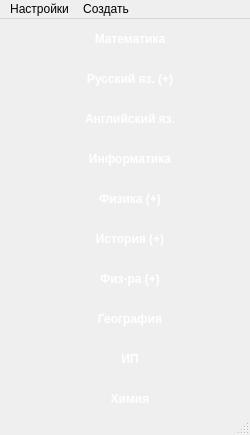
The window that zoomplus_ui/zoomplus.ui (Fantaz1er/zoomplusdev) describes before a commit, drawn with Qt 5.
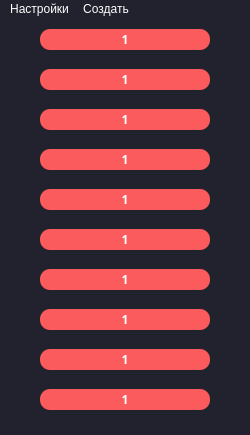
The same window after the commit.

Patch:
```diff
--- a/zoomplus_ui/zoomplus.ui
+++ b/zoomplus_ui/zoomplus.ui
@@ -22,13 +22,18 @@
                 <height>435</height>
             </size>
         </property>
+        <property name="font">
+            <font>
+                <family>Montserrat Black</family>
+                <weight>75</weight>
+                <bold>true</bold>
+            </font>
+        </property>
         <property name="windowTitle">
             <string>MainWindow</string>
         </property>
         <property name="styleSheet">
-            <string notr="true">QMainWindow {background-color: qlineargradient(spread:pad, x1:0, y1:0, x2:1, y2:1,
-                stop:0.210227 rgba(253,187,45,1), stop:1 rgba(195,34,34,1));}
-            </string>
+            <string notr="true">background-color: #22222e; color: white;</string>
         </property>
         <widget class="QWidget" name="ZoomPlus_2">
             <property name="maximumSize">
@@ -40,201 +45,321 @@
             <widget class="QPushButton" name="pushButton">
                 <property name="geometry">
                     <rect>
-                        <x>80</x>
+                        <x>40</x>
                         <y>10</y>
-                        <width>100</width>
-                        <height>20</height>
+                        <width>170</width>
+                        <height>21</height>
                     </rect>
                 </property>
+                <property name="font">
+                    <font>
+                        <family>Montserrat Black</family>
+                        <weight>75</weight>
+                        <bold>true</bold>
+                    </font>
+                </property>
                 <property name="styleSheet">
-                    <string notr="true">QPushButton {border-radius: 10px; color: #fff;text-align: center;font-size:
-                        12px;font: bold;text-align: center;font-family: 'Comic Sans MS', sans-serif;}
-                        QPushButton:hover{background-color: qlineargradient(spread:pad, x1:0, y1:0, x2:1, y2:1,
-                        stop:0.210227 rgba(0, 255, 162, 100), stop:1 rgba(255, 255, 255, 100));}
+                    <string notr="true">QPushButton {
+                        color: white;
+                        background-color: #fb5b5d;
+                        border-radius: 10px;
+                        }
+
+                        QPushButton:pressed {
+                        background-color: #fa4244;
+                        }
                     </string>
                 </property>
                 <property name="text">
-                    <string>Математика</string>
+                    <string>1</string>
                 </property>
             </widget>
             <widget class="QPushButton" name="pushButton_2">
                 <property name="geometry">
                     <rect>
-                        <x>80</x>
+                        <x>40</x>
                         <y>50</y>
-                        <width>100</width>
-                        <height>20</height>
+                        <width>170</width>
+                        <height>21</height>
                     </rect>
                 </property>
+                <property name="font">
+                    <font>
+                        <family>Montserrat Black</family>
+                        <weight>75</weight>
+                        <bold>true</bold>
+                    </font>
+                </property>
                 <property name="styleSheet">
-                    <string notr="true">QPushButton {border-radius: 10px; color: #fff;text-align: center;font-size:
-                        12px;font: bold;text-align: center;font-family: 'Comic Sans MS', sans-serif;}
-                        QPushButton:hover{background-color: qlineargradient(spread:pad, x1:0, y1:0, x2:1, y2:1,
-                        stop:0.210227 rgba(0, 255, 162, 100), stop:1 rgba(255, 255, 255, 100));}
+                    <string notr="true">QPushButton {
+                        color: white;
+                        background-color: #fb5b5d;
+                        border-radius: 10px;
+                        }
+
+                        QPushButton:pressed {
+                        background-color: #fa4244;
+                        }
                     </string>
                 </property>
                 <property name="text">
-                    <string>Русский яз. (+)</string>
+                    <string>1</string>
                 </property>
             </widget>
             <widget class="QPushButton" name="pushButton_3">
                 <property name="geometry">
                     <rect>
-                        <x>80</x>
+                        <x>40</x>
                         <y>90</y>
-                        <width>100</width>
-                        <height>20</height>
+                        <width>170</width>
+                        <height>21</height>
                     </rect>
                 </property>
+                <property name="font">
+                    <font>
+                        <family>Montserrat Black</family>
+                        <weight>75</weight>
+                        <bold>true</bold>
+                    </font>
+                </property>
                 <property name="styleSheet">
-                    <string notr="true">QPushButton {border-radius: 10px; color: #fff;text-align: center;font-size:
-                        12px;font: bold;text-align: center;font-family: 'Comic Sans MS', sans-serif;}
-                        QPushButton:hover{background-color: qlineargradient(spread:pad, x1:0, y1:0, x2:1, y2:1,
-                        stop:0.210227 rgba(0, 255, 162, 100), stop:1 rgba(255, 255, 255, 100));}
+                    <string notr="true">QPushButton {
+                        color: white;
+                        background-color: #fb5b5d;
+                        border-radius: 10px;
+                        }
+
+                        QPushButton:pressed {
+                        background-color: #fa4244;
+                        }
                     </string>
                 </property>
                 <property name="text">
-                    <string>Английский яз.</string>
+                    <string>1</string>
                 </property>
             </widget>
             <widget class="QPushButton" name="pushButton_4">
                 <property name="geometry">
                     <rect>
-                        <x>80</x>
+                        <x>40</x>
                         <y>130</y>
-                        <width>100</width>
-                        <height>20</height>
+                        <width>170</width>
+                        <height>21</height>
                     </rect>
                 </property>
+                <property name="font">
+                    <font>
+                        <family>Montserrat Black</family>
+                        <weight>75</weight>
+                        <bold>true</bold>
+                    </font>
+                </property>
                 <property name="styleSheet">
-                    <string notr="true">QPushButton {border-radius: 10px; color: #fff;text-align: center;font-size:
-                        12px;font: bold;text-align: center;font-family: 'Comic Sans MS', sans-serif;}
-                        QPushButton:hover{background-color: qlineargradient(spread:pad, x1:0, y1:0, x2:1, y2:1,
-                        stop:0.210227 rgba(0, 255, 162, 100), stop:1 rgba(255, 255, 255, 100));}
+                    <string notr="true">QPushButton {
+                        color: white;
+                        background-color: #fb5b5d;
+                        border-radius: 10px;
+                        }
+
+                        QPushButton:pressed {
+                        background-color: #fa4244;
+                        }
                     </string>
                 </property>
                 <property name="text">
-                    <string>Информатика</string>
+                    <string>1</string>
                 </property>
             </widget>
             <widget class="QPushButton" name="pushButton_5">
                 <property name="geometry">
                     <rect>
-                        <x>80</x>
+                        <x>40</x>
                         <y>170</y>
-                        <width>100</width>
-                        <height>20</height>
+                        <width>170</width>
+                        <height>21</height>
                     </rect>
                 </property>
+                <property name="font">
+                    <font>
+                        <family>Montserrat Black</family>
+                        <weight>75</weight>
+                        <bold>true</bold>
+                    </font>
+                </property>
                 <property name="styleSheet">
-                    <string notr="true">QPushButton {border-radius: 10px; color: #fff;text-align: center;font-size:
-                        12px;font: bold;text-align: center;font-family: 'Comic Sans MS', sans-serif;}
-                        QPushButton:hover{background-color: qlineargradient(spread:pad, x1:0, y1:0, x2:1, y2:1,
-                        stop:0.210227 rgba(0, 255, 162, 100), stop:1 rgba(255, 255, 255, 100));}
+                    <string notr="true">QPushButton {
+                        color: white;
+                        background-color: #fb5b5d;
+                        border-radius: 10px;
+                        }
+
+                        QPushButton:pressed {
+                        background-color: #fa4244;
+                        }
                     </string>
                 </property>
                 <property name="text">
-                    <string>Физика (+)</string>
+                    <string>1</string>
                 </property>
             </widget>
             <widget class="QPushButton" name="pushButton_6">
                 <property name="geometry">
                     <rect>
-                        <x>80</x>
+                        <x>40</x>
                         <y>210</y>
-                        <width>100</width>
-                        <height>20</height>
+                        <width>170</width>
+                        <height>21</height>
                     </rect>
                 </property>
+                <property name="font">
+                    <font>
+                        <family>Montserrat Black</family>
+                        <weight>75</weight>
+                        <bold>true</bold>
+                    </font>
+                </property>
                 <property name="styleSheet">
-                    <string notr="true">QPushButton {border-radius: 10px; color: #fff;text-align: center;font-size:
-                        12px;font: bold;text-align: center;font-family: 'Comic Sans MS', sans-serif;}
-                        QPushButton:hover{background-color: qlineargradient(spread:pad, x1:0, y1:0, x2:1, y2:1,
-                        stop:0.210227 rgba(0, 255, 162, 100), stop:1 rgba(255, 255, 255, 100));}
+                    <string notr="true">QPushButton {
+                        color: white;
+                        background-color: #fb5b5d;
+                        border-radius: 10px;
+                        }
+
+                        QPushButton:pressed {
+                        background-color: #fa4244;
+                        }
                     </string>
                 </property>
                 <property name="text">
-                    <string>История (+)</string>
+                    <string>1</string>
                 </property>
             </widget>
             <widget class="QPushButton" name="pushButton_7">
                 <property name="geometry">
                     <rect>
-                        <x>80</x>
+                        <x>40</x>
                         <y>250</y>
-                        <width>100</width>
-                        <height>20</height>
+                        <width>170</width>
+                        <height>21</height>
                     </rect>
                 </property>
+                <property name="font">
+                    <font>
+                        <family>Montserrat Black</family>
+                        <weight>75</weight>
+                        <bold>true</bold>
+                    </font>
+                </property>
                 <property name="styleSheet">
-                    <string notr="true">QPushButton {border-radius: 10px; color: #fff;text-align: center;font-size:
-                        12px;font: bold;text-align: center;font-family: 'Comic Sans MS', sans-serif;}
-                        QPushButton:hover{background-color: qlineargradient(spread:pad, x1:0, y1:0, x2:1, y2:1,
-                        stop:0.210227 rgba(0, 255, 162, 100), stop:1 rgba(255, 255, 255, 100));}
+                    <string notr="true">QPushButton {
+                        color: white;
+                        background-color: #fb5b5d;
+                        border-radius: 10px;
+                        }
+
+                        QPushButton:pressed {
+                        background-color: #fa4244;
+                        }
                     </string>
                 </property>
                 <property name="text">
-                    <string>Физ-ра (+)</string>
+                    <string>1</string>
                 </property>
             </widget>
             <widget class="QPushButton" name="pushButton_8">
                 <property name="geometry">
                     <rect>
-                        <x>80</x>
+                        <x>40</x>
                         <y>370</y>
-                        <width>100</width>
-                        <height>20</height>
+                        <width>170</width>
+                        <height>21</height>
                     </rect>
                 </property>
+                <property name="font">
+                    <font>
+                        <family>Montserrat Black</family>
+                        <weight>75</weight>
+                        <bold>true</bold>
+                    </font>
+                </property>
                 <property name="styleSheet">
-                    <string notr="true">QPushButton {border-radius: 10px; color: #fff;text-align: center;font-size:
-                        12px;font: bold;text-align: center;font-family: 'Comic Sans MS', sans-serif;}
-                        QPushButton:hover{background-color: qlineargradient(spread:pad, x1:0, y1:0, x2:1, y2:1,
-                        stop:0.210227 rgba(0, 255, 162, 100), stop:1 rgba(255, 255, 255, 100));}
+                    <string notr="true">QPushButton {
+                        color: white;
+                        background-color: #fb5b5d;
+                        border-radius: 10px;
+                        }
+
+                        QPushButton:pressed {
+                        background-color: #fa4244;
+                        }
                     </string>
                 </property>
                 <property name="text">
-                    <string>Химия</string>
+                    <string>1</string>
                 </property>
             </widget>
             <widget class="QPushButton" name="pushButton_9">
                 <property name="geometry">
                     <rect>
-                        <x>80</x>
+                        <x>40</x>
                         <y>330</y>
-                        <width>100</width>
-                        <height>20</height>
+                        <width>170</width>
+                        <height>21</height>
                     </rect>
                 </property>
+                <property name="font">
+                    <font>
+                        <family>Montserrat Black</family>
+                        <weight>75</weight>
+                        <bold>true</bold>
+                    </font>
+                </property>
                 <property name="styleSheet">
-                    <string notr="true">QPushButton {border-radius: 10px; color: #fff;text-align: center;font-size:
-                        12px;font: bold;text-align: center;font-family: 'Comic Sans MS', sans-serif;}
-                        QPushButton:hover{background-color: qlineargradient(spread:pad, x1:0, y1:0, x2:1, y2:1,
-                        stop:0.210227 rgba(0, 255, 162, 100), stop:1 rgba(255, 255, 255, 100));}
+                    <string notr="true">QPushButton {
+                        color: white;
+                        background-color: #fb5b5d;
+                        border-radius: 10px;
+                        }
+
+                        QPushButton:pressed {
+                        background-color: #fa4244;
+                        }
                     </string>
                 </property>
                 <property name="text">
-                    <string>ИП</string>
+                    <string>1</string>
                 </property>
             </widget>
             <widget class="QPushButton" name="pushButton_10">
                 <property name="geometry">
                     <rect>
-                        <x>80</x>
+                        <x>40</x>
                         <y>290</y>
-                        <width>100</width>
-                        <height>20</height>
+                        <width>170</width>
+                        <height>21</height>
                     </rect>
                 </property>
+                <property name="font">
+                    <font>
+                        <family>Montserrat Black</family>
+                        <weight>75</weight>
+                        <bold>true</bold>
+                    </font>
+                </property>
                 <property name="styleSheet">
-                    <string notr="true">QPushButton {border-radius: 10px; color: #fff;text-align: center;font-size:
-                        12px;font: bold;text-align: center;font-family: 'Comic Sans MS', sans-serif;}
-                        QPushButton:hover{background-color: qlineargradient(spread:pad, x1:0, y1:0, x2:1, y2:1,
-                        stop:0.210227 rgba(0, 255, 162, 100), stop:1 rgba(255, 255, 255, 100));}
+                    <string notr="true">QPushButton {
+                        color: white;
+                        background-color: #fb5b5d;
+                        border-radius: 10px;
+                        }
+
+                        QPushButton:pressed {
+                        background-color: #fa4244;
+                        }
                     </string>
                 </property>
                 <property name="text">
-                    <string>География</string>
+                    <string>1</string>
                 </property>
             </widget>
         </widget>
```
Left out of the diff: 12 changed lines with no effect on the pictures.
